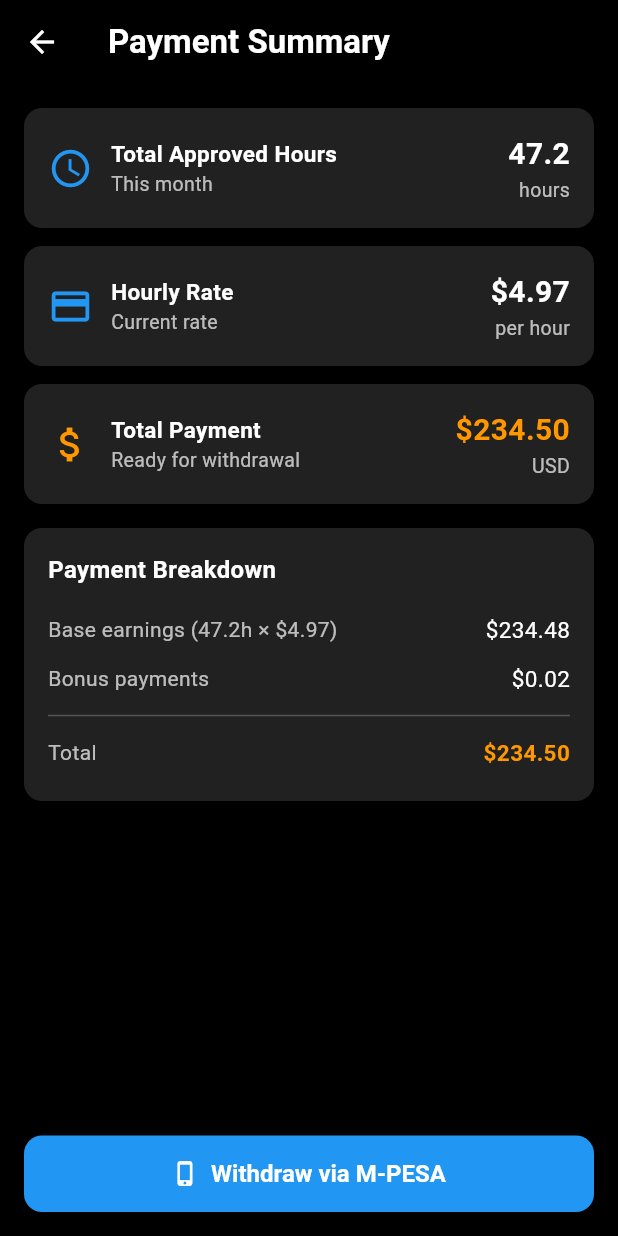
After one commit to machageDev/system-helawork, a Flutter app: the PaymentSummaryPage screen opened directly, on a phone screen of 412 x 824 dp. The commit adds this screen. Run offline on Flutter 3.47's test engine with Material 3 defaults, Android fonts, the phone set to English and light mode, and no system bars.

Commit message:
payment summery screen added

```diff
--- /dev/null
+++ b/flutterapp/helawork_app/lib/home/payment_summary_page.dart
@@ -0,0 +1,176 @@
+import 'package:flutter/material.dart';
+
+class PaymentSummaryPage extends StatelessWidget {
+  const PaymentSummaryPage({super.key});
+
+  @override
+  Widget build(BuildContext context) {
+    return Scaffold(
+      backgroundColor: Colors.black,
+      appBar: AppBar(
+        backgroundColor: Colors.black,
+        elevation: 0,
+        title: const Text(
+          "Payment Summary",
+          style: TextStyle(fontWeight: FontWeight.bold),
+        ),
+      ),
+      body: Padding(
+        padding: const EdgeInsets.all(16),
+        child: Column(
+          crossAxisAlignment: CrossAxisAlignment.start,
+          children: [
+            _buildInfoCard(
+              icon: Icons.access_time,
+              iconColor: Colors.blue,
+              title: "Total Approved Hours",
+              subtitle: "This month",
+              value: "47.2",
+              unit: "hours",
+            ),
+            const SizedBox(height: 12),
+            _buildInfoCard(
+              icon: Icons.credit_card,
+              iconColor: Colors.blue,
+              title: "Hourly Rate",
+              subtitle: "Current rate",
+              value: "\$4.97",
+              unit: "per hour",
+            ),
+            const SizedBox(height: 12),
+            _buildInfoCard(
+              icon: Icons.attach_money,
+              iconColor: Colors.orange,
+              title: "Total Payment",
+              subtitle: "Ready for withdrawal",
+              value: "\$234.50",
+              unit: "USD",
+              highlight: true,
+            ),
+            const SizedBox(height: 16),
+            // Payment Breakdown
+            Container(
+              padding: const EdgeInsets.all(16),
+              decoration: BoxDecoration(
+                color: Colors.grey[900],
+                borderRadius: BorderRadius.circular(12),
+              ),
+              child: Column(
+                crossAxisAlignment: CrossAxisAlignment.start,
+                children: [
+                  const Text("Payment Breakdown",
+                      style: TextStyle(
+                          color: Colors.white,
+                          fontSize: 16,
+                          fontWeight: FontWeight.bold)),
+                  const SizedBox(height: 12),
+                  _buildBreakdownRow(
+                      "Base earnings (47.2h × \$4.97)", "\$234.48"),
+                  _buildBreakdownRow("Bonus payments", "\$0.02"),
+                  const Divider(color: Colors.white24),
+                  _buildBreakdownRow("Total", "\$234.50",
+                      highlight: true),
+                ],
+              ),
+            ),
+            const Spacer(),
+            // Withdraw button
+            SizedBox(
+              width: double.infinity,
+              child: ElevatedButton.icon(
+                style: ElevatedButton.styleFrom(
+                  backgroundColor: Colors.blue,
+                  padding: const EdgeInsets.symmetric(vertical: 16),
+                  shape: RoundedRectangleBorder(
+                      borderRadius: BorderRadius.circular(12)),
+                ),
+                onPressed: () {},
+                icon: const Icon(Icons.phone_iphone, color: Colors.white),
+                label: const Text(
+                  "Withdraw via M-PESA",
+                  style: TextStyle(fontSize: 16, fontWeight: FontWeight.bold),
+                ),
+              ),
+            )
+          ],
+        ),
+      ),
+    );
+  }
+
+  Widget _buildInfoCard({
+    required IconData icon,
+    required Color iconColor,
+    required String title,
+    required String subtitle,
+    required String value,
+    required String unit,
+    bool highlight = false,
+  }) {
+    return Container(
+      padding: const EdgeInsets.all(16),
+      decoration: BoxDecoration(
+        color: Colors.grey[900],
+        borderRadius: BorderRadius.circular(12),
+      ),
+      child: Row(
+        mainAxisAlignment: MainAxisAlignment.spaceBetween,
+        children: [
+          Row(
+            children: [
+              Icon(icon, color: iconColor, size: 30),
+              const SizedBox(width: 12),
+              Column(
+                crossAxisAlignment: CrossAxisAlignment.start,
+                children: [
+                  Text(title,
+                      style: const TextStyle(
+                          color: Colors.white,
+                          fontSize: 15,
+                          fontWeight: FontWeight.w600)),
+                  Text(subtitle,
+                      style:
+                          const TextStyle(color: Colors.white70, fontSize: 13)),
+                ],
+              ),
+            ],
+          ),
+          Column(
+            crossAxisAlignment: CrossAxisAlignment.end,
+            children: [
+              Text(value,
+                  style: TextStyle(
+                    color: highlight ? Colors.orange : Colors.white,
+                    fontSize: 20,
+                    fontWeight: FontWeight.bold,
+                  )),
+              Text(unit,
+                  style:
+                      const TextStyle(color: Colors.white70, fontSize: 13)),
+            ],
+          )
+        ],
+      ),
+    );
+  }
+
+  Widget _buildBreakdownRow(String label, String amount,
+      {bool highlight = false}) {
+    return Padding(
+      padding: const EdgeInsets.symmetric(vertical: 6),
+      child: Row(
+        mainAxisAlignment: MainAxisAlignment.spaceBetween,
+        children: [
+          Text(label,
+              style: const TextStyle(color: Colors.white70, fontSize: 14)),
+          Text(amount,
+              style: TextStyle(
+                color: highlight ? Colors.orange : Colors.white,
+                fontWeight: highlight ? FontWeight.bold : FontWeight.normal,
+                fontSize: 15,
+              )),
+        ],
+      ),
+    );
+  }
+}
--- a/flutterapp/helawork_app/lib/main.dart
+++ b/flutterapp/helawork_app/lib/main.dart
@@ -77,7 +77,7 @@ class _MyHomePageState extends State<MyHomePage> {
         width: double.infinity,
         decoration: const BoxDecoration(
           gradient: LinearGradient(
-            colors: [Colors.black, Color(0xFF1B5E20)], // black → dark green
+            colors: [Colors.black, Color(0xFF1B5E20)],
             begin: Alignment.topCenter,
             end: Alignment.bottomCenter,
           ),
```
